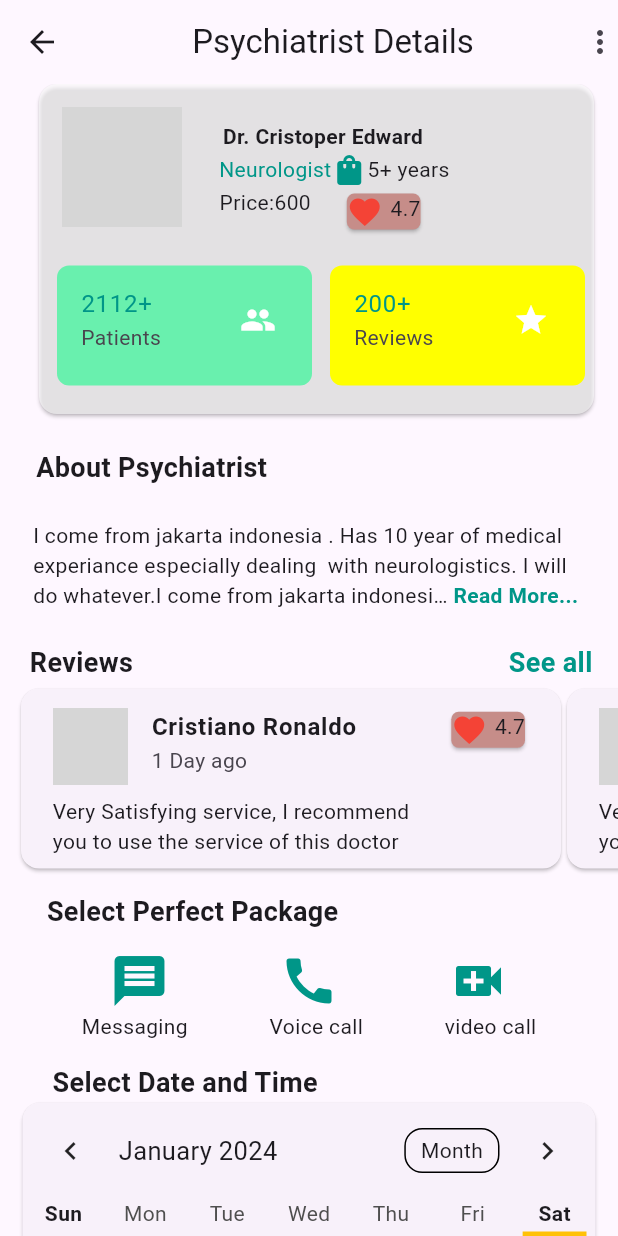
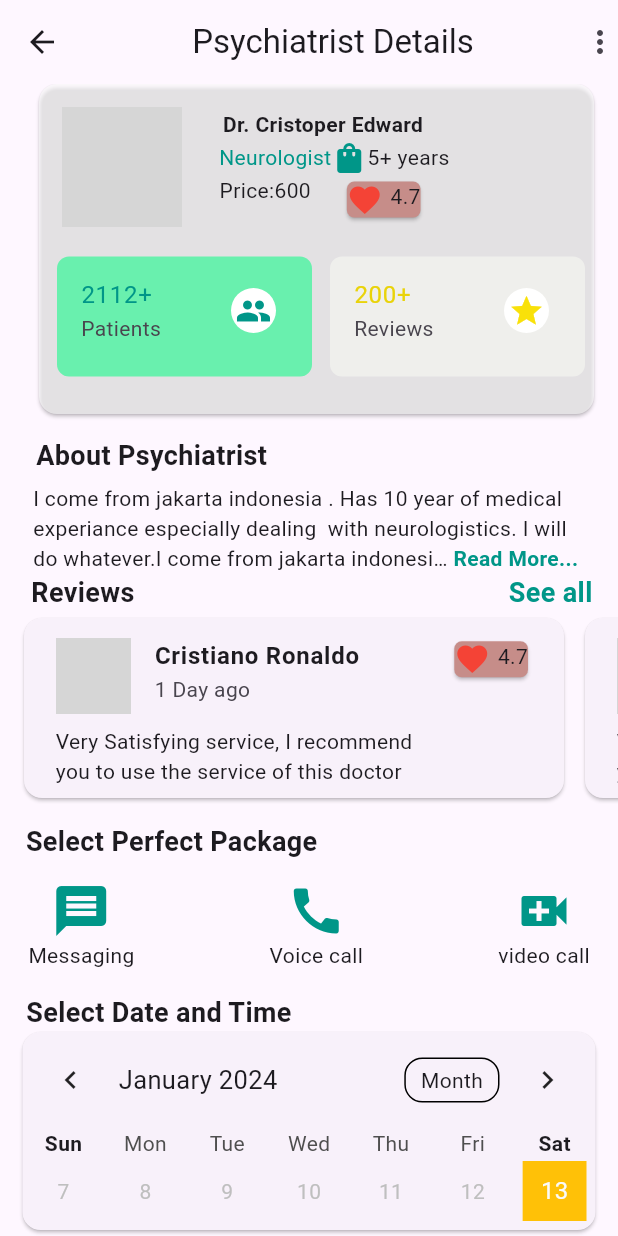
Before and after one commit to Ajaykumaryadav-Aj/practise_ui, a Flutter app: the screen it shows after launch, on a phone screen of 412 x 824 dp. Run offline on Flutter 3.47's test engine with Material 2 defaults, Android fonts, the phone set to English and light mode, and no system bars; drawn by our look-alikes of readmore, table_calendar; network calls fail; grey boxes are pictures that could not be loaded.

Commit message:
some few changes

```diff
--- a/lib/Screens/home_screen.dart
+++ b/lib/Screens/home_screen.dart
@@ -41,7 +41,7 @@ class HomeScreen extends StatelessWidget {
                         ),
                       ),
                       Padding(
-                        padding: const EdgeInsets.only(left: 10, top: 25),
+                        padding: const EdgeInsets.only(left: 10, top: 17),
                         child: Column(
                           children: [
                             const Text(
@@ -101,15 +101,23 @@ class HomeScreen extends StatelessWidget {
                         decoration: BoxDecoration(
                             borderRadius: BorderRadius.circular(8),
                             color: Colors.greenAccent),
-                        child: const ListTile(
-                          title: Text(
+                        child: ListTile(
+                          title: const Text(
                             '2112+',
                             style: TextStyle(color: Colors.teal),
                           ),
-                          subtitle: Text('Patients'),
-                          trailing: Icon(
+                          subtitle: const Text('Patients'),
+                          trailing: Container(
+                            height: 30,
+                            width: 30,
+                            decoration: const BoxDecoration(
+                              color: Colors.white,
+                              shape: BoxShape.circle,
+                            ),
+                            child: const Icon(
                               Icons.people,
-                            color: Colors.white,
+                              color: Colors.teal,
+                            ),
                           ),
                         ),
                       ),
@@ -119,16 +127,25 @@ class HomeScreen extends StatelessWidget {
                         width: 170,
                         decoration: BoxDecoration(
                             borderRadius: BorderRadius.circular(8),
-                            color: Colors.yellowAccent),
-                        child: const ListTile(
-                          title: Text(
+                            color: const Color.fromARGB(255, 239, 239, 236)),
+                        child: ListTile(
+                          title: const Text(
                             '200+',
-                            style: TextStyle(color: Colors.teal),
+                            style: TextStyle(
+                                color: Color.fromARGB(255, 233, 211, 10)),
                           ),
-                          subtitle: Text('Reviews '),
-                          trailing: Icon(
+                          subtitle: const Text('Reviews '),
+                          trailing: Container(
+                            height: 30,
+                            width: 30,
+                            decoration: const BoxDecoration(
+                              color: Colors.white,
+                              shape: BoxShape.circle,
+                            ),
+                            child: const Icon(
                               Icons.star,
-                            color: Colors.white,
+                              color: Color.fromARGB(255, 249, 225, 9),
+                            ),
                           ),
                         ),
                       ),
@@ -139,22 +156,17 @@ class HomeScreen extends StatelessWidget {
             ),
           ),
           const Padding(
-            padding: EdgeInsets.only(right: 210, top: 23),
+            padding: EdgeInsets.only(right: 210, top: 15),
             child: Text(
               'About Psychiatrist',
               style: TextStyle(fontWeight: FontWeight.bold, fontSize: 18),
             ),
           ),
-          // const Padding(
-          //   padding: EdgeInsets.only(right: 60, top: 10),
-          //   child: Text(
-          //       'I come from jakarta indonesia . Has 10 year of\nmedical experiance especially dealing  with\nneurologistics. I will do whatever '
-          //       ),
-          // ),
+
           Container(
-            padding: const EdgeInsets.all(22),
+            padding: const EdgeInsets.only(left: 22, right: 22, top: 5),
             child: const ReadMoreText(
-              'I come from jakarta indonesia . Has 10 year of medical experiance especially dealing  with neurologistics. I will do whatever.I come from jakarta indonesia . Has 10 year of medical experiance especially dealing  with neurologistics. I will do whatever ',
+              'I come from jakarta indonesia . Has 10 year of medical experiance especially dealing  with neurologistics. I will do whatever.I come from jakarta indonesia . Has 10 year of medical experiance especially dealing   ',
               trimCollapsedText: 'Read More...',
               trimLines: 3,
               trimMode: TrimMode.Line,
@@ -169,7 +181,7 @@ class HomeScreen extends StatelessWidget {
             mainAxisAlignment: MainAxisAlignment.spaceBetween,
             children: [
               Padding(
-                padding: EdgeInsets.only(left: 15),
+                padding: EdgeInsets.only(left: 16),
                 child: Text(
                   ' Reviews',
                   style: TextStyle(fontWeight: FontWeight.bold, fontSize: 18),
@@ -192,7 +204,7 @@ class HomeScreen extends StatelessWidget {
             child: Row(
               children: [
                 Card(
-                  margin: const EdgeInsets.only(left: 14),
+                  margin: const EdgeInsets.only(left: 16, right: 10),
                   child: SizedBox(
                     height: 120,
                     width: 360,
@@ -247,6 +259,7 @@ class HomeScreen extends StatelessWidget {
                   ),
                 ),
                 Card(
+                  // margin: const EdgeInsets.only(left: 10, right: 10),
                   child: SizedBox(
                     height: 120,
                     width: 360,
@@ -304,44 +317,79 @@ class HomeScreen extends StatelessWidget {
             ),
           ),
           const Padding(
-            padding: EdgeInsets.only(top: 12, right: 160),
+            padding: EdgeInsets.only(top: 12, right: 188),
             child: Text(
               ' Select Perfect Package',
               style: TextStyle(fontWeight: FontWeight.bold, fontSize: 18),
             ),
           ),
           const SizedBox(height: 13),
-          const Row(
-            mainAxisAlignment: MainAxisAlignment.spaceEvenly,
+          const Wrap(
+            spacing: 90,
+            children: [
+              Column(
                 children: [
                   Icon(
                     Icons.message,
                     size: 40,
                     color: Colors.teal,
                   ),
+                  Text('Messaging')
+                ],
+              ),
+              Column(
+                children: [
                   Icon(
                     Icons.call,
                     size: 40,
                     color: Colors.teal,
                   ),
+                  Text('Voice call')
+                ],
+              ),
+              Column(
+                children: [
                   Icon(
                     Icons.video_call,
                     size: 40,
                     color: Colors.teal,
+                  ),
+                  Text('video call')
+                ],
               )
             ],
           ),
-          const Row(
-            mainAxisAlignment: MainAxisAlignment.spaceEvenly,
-            children: [
-              Text('Messaging'),
-              Text('Voice call'),
-              Text('video call')
-            ],
-          ),
+          // const Row(
+          //   mainAxisAlignment: MainAxisAlignment.spaceEvenly,
+          //   children: [
+          //     Icon(
+          //       Icons.message,
+          //       size: 40,
+          //       color: Colors.teal,
+          //     ),
+          //     Icon(
+          //       Icons.call,
+          //       size: 40,
+          //       color: Colors.teal,
+          //     ),
+          //     Icon(
+          //       Icons.video_call,
+          //       size: 40,
+          //       color: Colors.teal,
+          //     )
+          //   ],
+          // ),
+          // const Row(
+          //   mainAxisAlignment: MainAxisAlignment.spaceEvenly,
+          //   children: [
+          //     Text('Messaging'),
+          //     Text('Voice call'),
+          //     Text('video call')
+          //   ],
+          // ),
           const SizedBox(height: 15),
           const Padding(
-            padding: EdgeInsets.only(right: 170),
+            padding: EdgeInsets.only(right: 205),
             child: Text(
               ' Select Date and Time',
               style: TextStyle(fontWeight: FontWeight.bold, fontSize: 18),
@@ -370,8 +418,8 @@ class HomeScreen extends StatelessWidget {
           const SizedBox(
             height: 15,
           ),
-          const Row(
-            mainAxisAlignment: MainAxisAlignment.spaceEvenly,
+          const Wrap(
+            spacing: 70,
             children: [
               SizedBox(
                 height: 30,
@@ -399,7 +447,7 @@ class HomeScreen extends StatelessWidget {
               ),
             ],
           ),
-          const SizedBox(height: 37),
+          const SizedBox(height: 30),
           const Row(
             mainAxisAlignment: MainAxisAlignment.spaceEvenly,
             children: [
```
Lines whose indentation alone changed are shown as unchanged.
